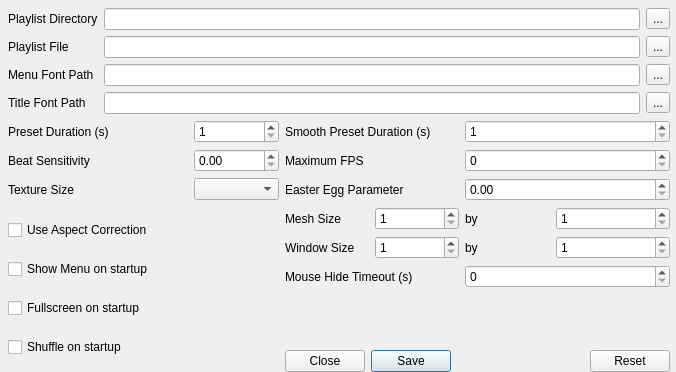
Above: src/projectM-qt/qprojectmconfigdialog.ui from projectM-visualizer/projectm before the change. Below: the same form after it.
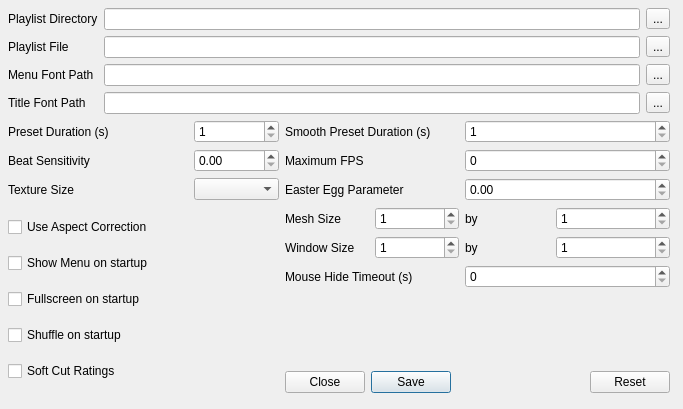
That is the form after the change.

Commit message: refactored libprojectM preset rating interface to support generic number of ratings.

```diff
--- a/src/projectM-qt/qprojectmconfigdialog.ui
+++ b/src/projectM-qt/qprojectmconfigdialog.ui
@@ -6,8 +6,8 @@
    <rect>
     <x>0</x>
     <y>0</y>
-    <width>676</width>
-    <height>372</height>
+    <width>683</width>
+    <height>409</height>
    </rect>
   </property>
   <property name="windowTitle">
@@ -19,7 +19,7 @@
      <x>8</x>
      <y>8</y>
      <width>662</width>
-     <height>364</height>
+     <height>385</height>
     </rect>
    </property>
    <layout class="QGridLayout">
@@ -419,6 +419,22 @@
         </property>
        </widget>
       </item>
+      <item>
+       <widget class="QCheckBox" name="softCutRatingsEnabledCheckBox">
+        <property name="sizePolicy">
+         <sizepolicy hsizetype="MinimumExpanding" vsizetype="Fixed">
+          <horstretch>0</horstretch>
+          <verstretch>0</verstretch>
+         </sizepolicy>
+        </property>
+        <property name="toolTip">
+         <string>Enable to turn on a different rating system for soft cuts and hard cuts.</string>
+        </property>
+        <property name="text">
+         <string>Soft Cut Ratings</string>
+        </property>
+       </widget>
+      </item>
      </layout>
     </item>
     <item row="7" column="3">
```
The commit also changes 12 other files.
